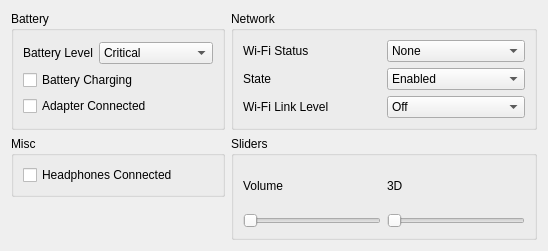
Above: src/citra/control_panel.ui from GreenAmaranthine/citra before the change. Below: the same form after it.
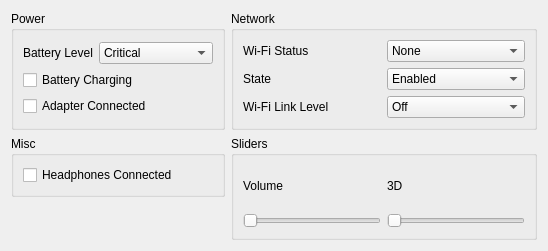
That is the form after the change.

```diff
--- a/src/citra/control_panel.ui
+++ b/src/citra/control_panel.ui
@@ -130,7 +130,7 @@
    <item row="0" column="0">
     <widget class="QGroupBox" name="groupBox">
      <property name="title">
-      <string>Battery</string>
+      <string>Power</string>
      </property>
      <layout class="QVBoxLayout" name="verticalLayout_8">
       <item>
```
